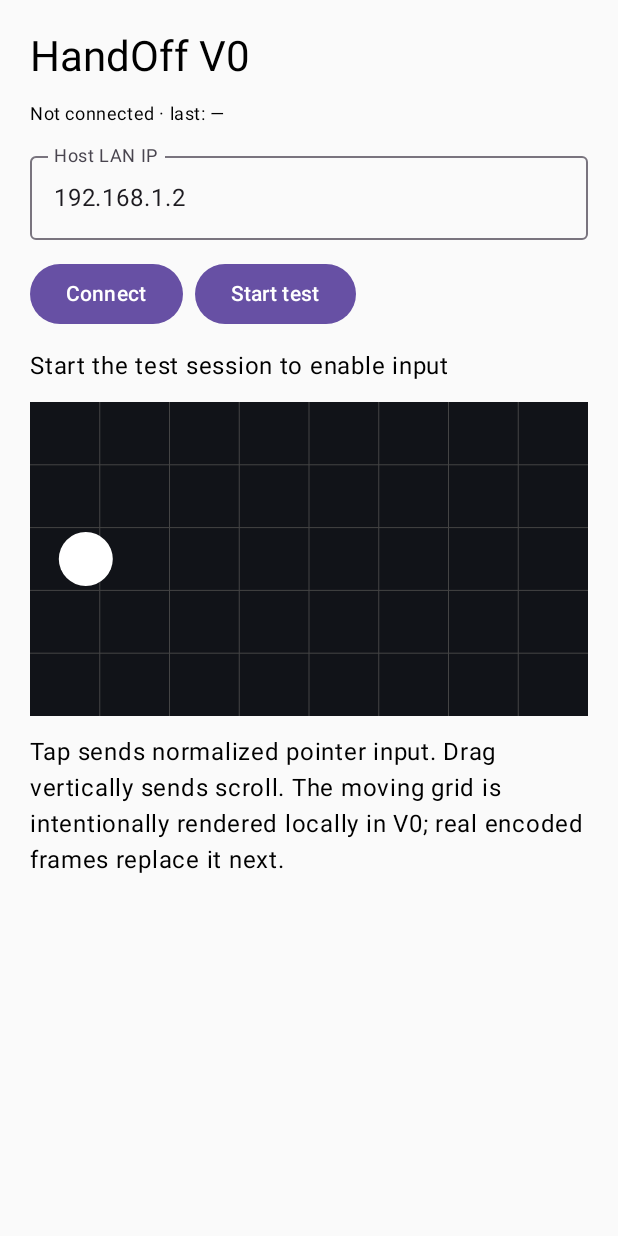
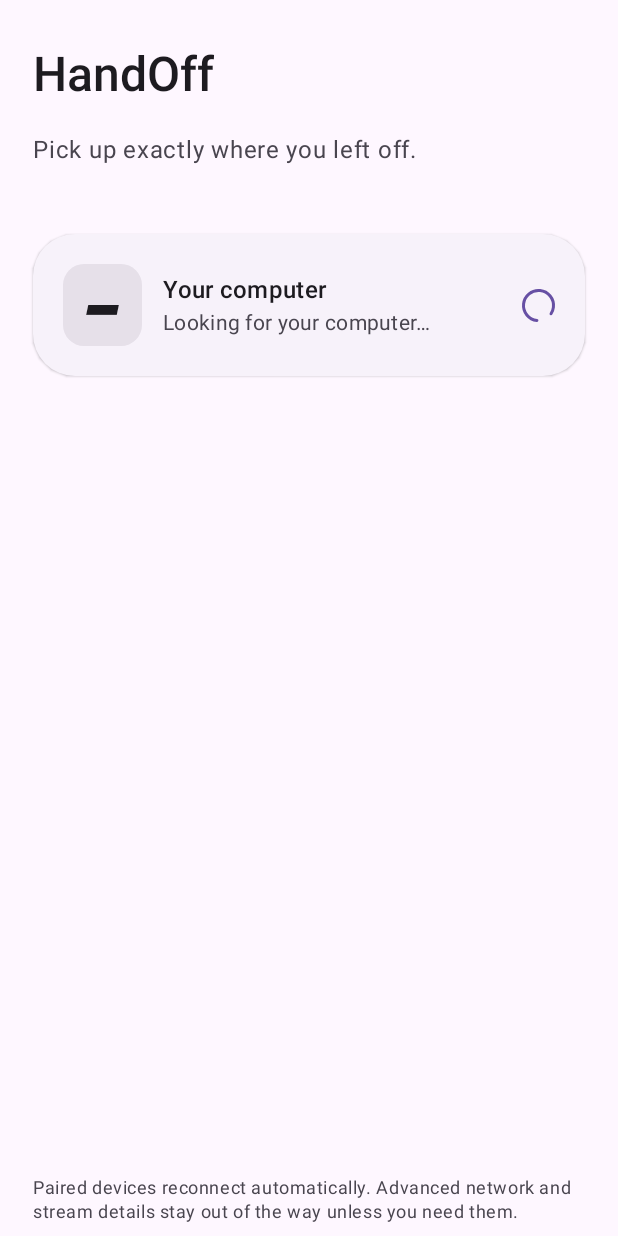
Before and after one commit to AagneyVk/HandOff, an Android app built with Jetpack Compose: the screen it shows after launch (MainActivity), on a phone screen of 412 x 824 dp. Run offline under Robolectric (Android 15) with nearby library versions, the light colour scheme and no system bars.

Commit message:
Redesign Android V1 around instant continuity UX

```diff
--- a/android/app/src/main/java/dev/handoff/client/MainActivity.kt
+++ b/android/app/src/main/java/dev/handoff/client/MainActivity.kt
@@ -3,68 +3,147 @@ package dev.handoff.client
 import android.os.Bundle
 import androidx.activity.ComponentActivity
 import androidx.activity.compose.setContent
+import androidx.activity.enableEdgeToEdge
+import androidx.compose.animation.AnimatedContent
+import androidx.compose.animation.AnimatedVisibility
 import androidx.compose.foundation.Canvas
 import androidx.compose.foundation.background
+import androidx.compose.foundation.clickable
 import androidx.compose.foundation.gestures.detectDragGestures
 import androidx.compose.foundation.gestures.detectTapGestures
 import androidx.compose.foundation.layout.*
-import androidx.compose.foundation.text.KeyboardOptions
+import androidx.compose.foundation.shape.RoundedCornerShape
 import androidx.compose.material3.*
 import androidx.compose.runtime.*
+import androidx.compose.ui.Alignment
 import androidx.compose.ui.Modifier
+import androidx.compose.ui.draw.clip
 import androidx.compose.ui.geometry.Offset
 import androidx.compose.ui.graphics.Color
 import androidx.compose.ui.input.pointer.pointerInput
-import androidx.compose.ui.text.input.KeyboardType
+import androidx.compose.ui.text.font.FontWeight
 import androidx.compose.ui.unit.dp
-import org.json.JSONObject
 import kotlin.math.abs
 
 class MainActivity : ComponentActivity() {
     override fun onCreate(savedInstanceState: Bundle?) {
         super.onCreate(savedInstanceState)
-        setContent { HandOffHarness() }
+        enableEdgeToEdge()
+        setContent { HandOffApp() }
+    }
+}
+
+private enum class ConnectionState { Looking, Ready, Connecting, Live, Unavailable }
+
+@Composable
+private fun HandOffApp() {
+    var connection by remember { mutableStateOf(ConnectionState.Looking) }
+    var detail by remember { mutableStateOf("Looking for your computer…") }
+    var lastEvent by remember { mutableStateOf("—") }
+    val client = remember {
+        ProtocolClient(
+            onMessage = { msg ->
+                lastEvent = msg.optString("type")
+                when (msg.optString("type")) {
+                    "capabilities" -> { connection = ConnectionState.Ready; detail = "Nearby · Ready" }
+                    "session.started" -> { connection = ConnectionState.Live; detail = "Live" }
+                    "error" -> { connection = ConnectionState.Unavailable; detail = "Couldn't continue. Tap to try again." }
+                }
+            },
+            onState = { raw ->
+                if (raw.contains("connected", ignoreCase = true)) {
+                    connection = ConnectionState.Connecting
+                    detail = "Preparing…"
+                }
+            },
+        )
+    }
+    DisposableEffect(Unit) { onDispose { client.close() } }
+
+    HandOffTheme {
+        Surface(Modifier.fillMaxSize(), color = MaterialTheme.colorScheme.background) {
+            AnimatedContent(targetState = connection == ConnectionState.Live, label = "handoff") { live ->
+                if (live) LiveSurface(client) { client.close(); connection = ConnectionState.Looking; detail = "Looking for your computer…" }
+                else Home(connection, detail, lastEvent,
+                    onContinue = { connection = ConnectionState.Connecting; detail = "Preparing…"; client.startFakeSession() },
+                    onRetry = { connection = ConnectionState.Looking; detail = "Looking for your computer…" })
+            }
+        }
     }
 }
 
 @Composable
-private fun HandOffHarness() {
-    var host by remember { mutableStateOf("192.168.1.2") }
-    var state by remember { mutableStateOf("Not connected") }
-    var lastEvent by remember { mutableStateOf("—") }
-    var running by remember { mutableStateOf(false) }
-    val client = remember {
-        ProtocolClient(
-            onMessage = { msg ->
-                val type = msg.optString("type")
-                lastEvent = type
-                if (type == "session.started") running = true
-            },
-            onState = { state = it },
+private fun Home(state: ConnectionState, detail: String, lastEvent: String, onContinue: () -> Unit, onRetry: () -> Unit) {
+    Column(
+        Modifier.fillMaxSize().statusBarsPadding().navigationBarsPadding().padding(horizontal = 22.dp),
+        verticalArrangement = Arrangement.spacedBy(18.dp)
+    ) {
+        Spacer(Modifier.height(12.dp))
+        Text("HandOff", style = MaterialTheme.typography.headlineLarge, fontWeight = FontWeight.SemiBold)
+        Text("Pick up exactly where you left off.", color = MaterialTheme.colorScheme.onSurfaceVariant)
+        Spacer(Modifier.height(8.dp))
+
+        ElevatedCard(
+            Modifier.fillMaxWidth().clickable(enabled = state == ConnectionState.Unavailable, onClick = onRetry),
+            shape = RoundedCornerShape(28.dp),
+            colors = CardDefaults.elevatedCardColors(containerColor = MaterialTheme.colorScheme.surfaceContainerLow)
+        ) {
+            Column(Modifier.padding(20.dp), verticalArrangement = Arrangement.spacedBy(16.dp)) {
+                Row(verticalAlignment = Alignment.CenterVertically) {
+                    Surface(shape = RoundedCornerShape(14.dp), color = MaterialTheme.colorScheme.surfaceContainerHighest) {
+                        Text("▰", Modifier.padding(horizontal = 15.dp, vertical = 12.dp), style = MaterialTheme.typography.titleLarge)
+                    }
+                    Spacer(Modifier.width(14.dp))
+                    Column(Modifier.weight(1f)) {
+                        Text("Your computer", style = MaterialTheme.typography.titleMedium, fontWeight = FontWeight.SemiBold)
+                        Text(detail, style = MaterialTheme.typography.bodyMedium, color = MaterialTheme.colorScheme.onSurfaceVariant)
+                    }
+                    AnimatedVisibility(state == ConnectionState.Looking || state == ConnectionState.Connecting) {
+                        CircularProgressIndicator(Modifier.size(22.dp), strokeWidth = 2.dp)
+                    }
+                }
+
+                if (state == ConnectionState.Ready || state == ConnectionState.Connecting) {
+                    HorizontalDivider(color = MaterialTheme.colorScheme.outlineVariant.copy(alpha = .45f))
+                    Row(verticalAlignment = Alignment.CenterVertically) {
+                        Column(Modifier.weight(1f)) {
+                            Text("Continue current activity", fontWeight = FontWeight.Medium)
+                            Text("The running window stays exactly where it is.", style = MaterialTheme.typography.bodySmall, color = MaterialTheme.colorScheme.onSurfaceVariant)
+                        }
+                        Button(onClick = onContinue, enabled = state == ConnectionState.Ready, shape = RoundedCornerShape(50)) {
+                            Text(if (state == ConnectionState.Connecting) "Preparing" else "Continue")
+                        }
+                    }
+                }
+            }
+        }
+
+        Spacer(Modifier.weight(1f))
+        Text(
+            "Paired devices reconnect automatically. Advanced network and stream details stay out of the way unless you need them.",
+            style = MaterialTheme.typography.bodySmall,
+            color = MaterialTheme.colorScheme.onSurfaceVariant,
+            modifier = Modifier.padding(bottom = 8.dp)
         )
+        if (lastEvent != "—") Text("Diagnostics · $lastEvent", style = MaterialTheme.typography.labelSmall, color = MaterialTheme.colorScheme.outline)
     }
-    DisposableEffect(Unit) { onDispose { client.close() } }
+}
 
-    MaterialTheme {
-        Column(Modifier.fillMaxSize().padding(20.dp), verticalArrangement = Arrangement.spacedBy(12.dp)) {
-            Text("HandOff V0", style = MaterialTheme.typography.headlineMedium)
-            Text("$state · last: $lastEvent", style = MaterialTheme.typography.bodySmall)
-            OutlinedTextField(
-                value = host,
-                onValueChange = { host = it },
-                label = { Text("Host LAN IP") },
-                singleLine = true,
-                keyboardOptions = KeyboardOptions(keyboardType = KeyboardType.Uri),
-                modifier = Modifier.fillMaxWidth(),
-            )
-            Row(horizontalArrangement = Arrangement.spacedBy(8.dp)) {
-                Button(onClick = { client.connect(host.trim()) }) { Text("Connect") }
-                Button(onClick = { client.startFakeSession() }) { Text("Start test") }
+@Composable
+private fun LiveSurface(client: ProtocolClient, onReturn: () -> Unit) {
+    Box(Modifier.fillMaxSize().background(Color.Black)) {
+        MotionSurface(true, client)
+        Surface(
+            modifier = Modifier.align(Alignment.TopCenter).statusBarsPadding().padding(top = 10.dp),
+            shape = RoundedCornerShape(50),
+            color = MaterialTheme.colorScheme.surface.copy(alpha = .92f),
+            tonalElevation = 6.dp
+        ) {
+            Row(Modifier.padding(start = 16.dp, end = 8.dp, top = 7.dp, bottom = 7.dp), verticalAlignment = Alignment.CenterVertically) {
+                Text("Live", fontWeight = FontWeight.SemiBold)
+                Spacer(Modifier.width(12.dp))
+                TextButton(onClick = onReturn) { Text("Return") }
             }
-
-            Text(if (running) "Synthetic interaction surface" else "Start the test session to enable input")
-            MotionSurface(enabled = running, client = client)
-            Text("Tap sends normalized pointer input. Drag vertically sends scroll. The moving grid is intentionally rendered locally in V0; real encoded frames replace it next.")
         }
     }
 }
@@ -72,36 +151,20 @@ private fun HandOffHarness() {
 @Composable
 private fun MotionSurface(enabled: Boolean, client: ProtocolClient) {
     var phase by remember { mutableFloatStateOf(0f) }
-    LaunchedEffect(enabled) {
-        while (enabled) {
-            withFrameNanos { phase = ((it / 1_000_000L) % 4000L) / 4000f }
-        }
-    }
+    LaunchedEffect(enabled) { while (enabled) withFrameNanos { phase = ((it / 1_000_000L) % 4000L) / 4000f } }
     Canvas(
-        Modifier
-            .fillMaxWidth()
-            .aspectRatio(16f / 9f)
-            .background(Color(0xFF111318))
-            .pointerInput(enabled) {
-                if (enabled) detectTapGestures { p ->
-                    client.pointer(p.x / size.width, p.y / size.height, "tap")
-                }
-            }
-            .pointerInput(enabled) {
-                if (enabled) detectDragGestures(
-                    onDragEnd = { },
-                    onDrag = { change, drag ->
-                        change.consume()
-                        if (abs(drag.y) > abs(drag.x)) client.scroll(0f, -drag.y / size.height)
-                    }
-                )
-            }
+        Modifier.fillMaxSize().clip(RoundedCornerShape(0.dp)).background(Color(0xFF090A0C))
+            .pointerInput(enabled) { if (enabled) detectTapGestures { p -> client.pointer(p.x / size.width, p.y / size.height, "tap") } }
+            .pointerInput(enabled) { if (enabled) detectDragGestures { change, drag -> change.consume(); if (abs(drag.y) > abs(drag.x)) client.scroll(0f, -drag.y / size.height) } }
     ) {
-        val cols = 8
-        val rows = 5
-        for (x in 1 until cols) drawLine(Color.DarkGray, Offset(size.width * x / cols, 0f), Offset(size.width * x / cols, size.height))
-        for (y in 1 until rows) drawLine(Color.DarkGray, Offset(0f, size.height * y / rows), Offset(size.width, size.height * y / rows))
-        val cx = size.width * (0.1f + 0.8f * phase)
-        drawCircle(Color.White, radius = 18.dp.toPx(), center = Offset(cx, size.height / 2f))
+        for (x in 1 until 8) drawLine(Color(0xFF24262A), Offset(size.width * x / 8, 0f), Offset(size.width * x / 8, size.height))
+        for (y in 1 until 12) drawLine(Color(0xFF24262A), Offset(0f, size.height * y / 12), Offset(size.width, size.height * y / 12))
+        drawCircle(Color.White, radius = 18.dp.toPx(), center = Offset(size.width * (.1f + .8f * phase), size.height / 2f))
     }
 }
+
+@Composable
+private fun HandOffTheme(content: @Composable () -> Unit) {
+    val scheme = if (androidx.compose.foundation.isSystemInDarkTheme()) darkColorScheme() else lightColorScheme()
+    MaterialTheme(colorScheme = scheme, typography = Typography(), content = content)
+}
```
